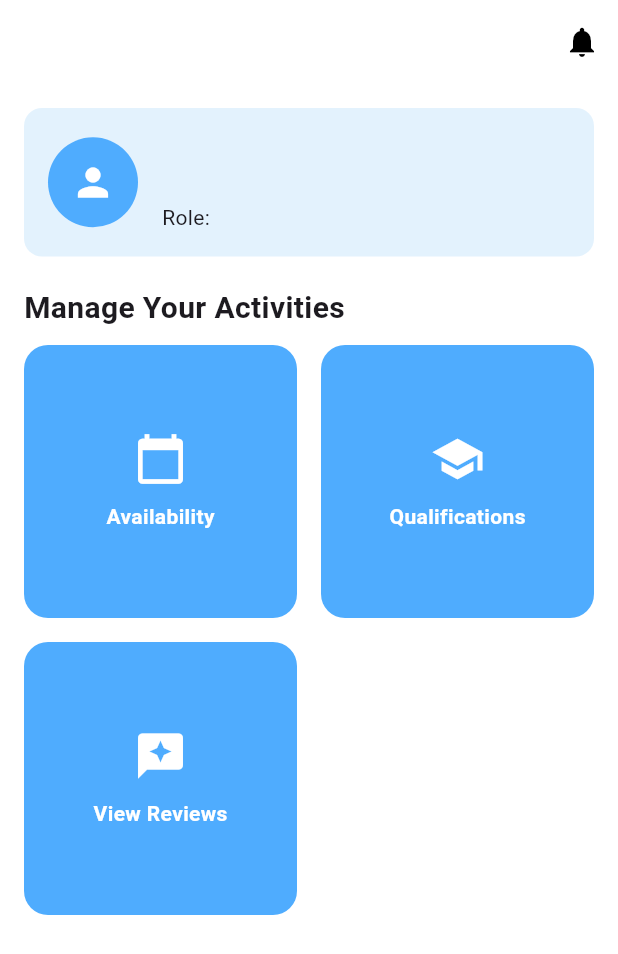
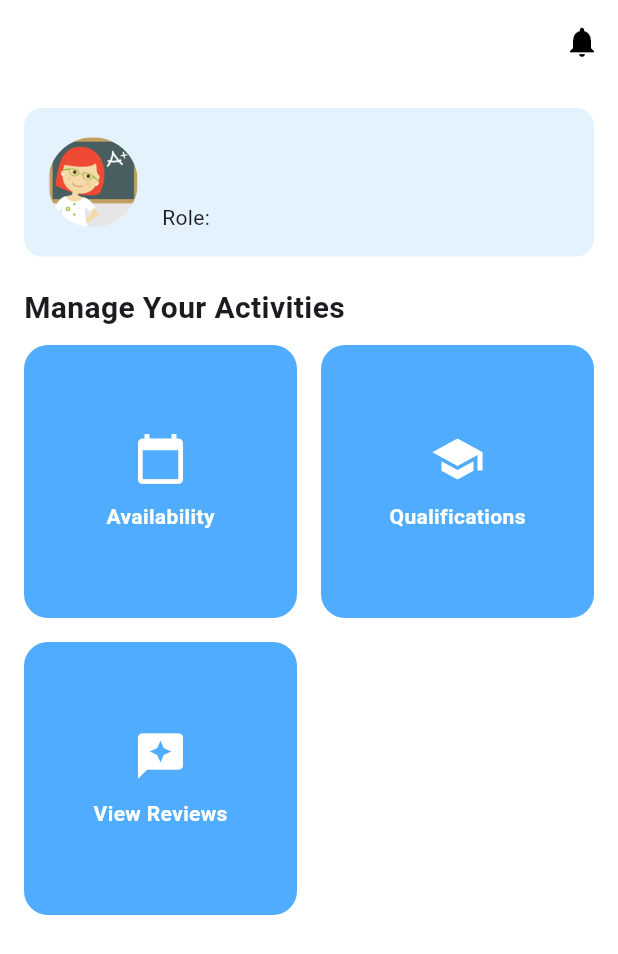
Before and after one commit to Wajeeha-Zeeshan/MAP-project-, a Flutter app: the ProfileView screen opened directly with empty values, on a phone screen of 412 x 824 dp. Shown: the top 954 px of the screen. Run offline on Flutter 3.47's test engine with Material 3 defaults, Android fonts, the phone set to English and light mode, and no system bars; our stand-ins replace cloud_firestore, firebase_core, flutter_rating_bar; accounts and stored records are empty.

Commit message:
New files

```diff
--- a/lib/view/auth/profile_view.dart
+++ b/lib/view/auth/profile_view.dart
@@ -66,7 +66,7 @@ class _ProfileViewState extends State<ProfileView> {
                           (_) => NotificationView(userId: _currentUser.uid),
                     ),
                   );
-                  _fetchUnreadNotificationCount(); // Refresh count after return
+                  _fetchUnreadNotificationCount();
                 },
               ),
               if (_unreadNotifications > 0)
@@ -257,6 +257,11 @@ class _ProfileViewState extends State<ProfileView> {
   }
 
   Widget _buildProfileSummary() {
+    String imagePath =
+        _currentUser.role == 'student'
+            ? 'lib/images/student_profile.png'
+            : 'lib/images/teacher_profile.png';
+
     return Container(
       padding: const EdgeInsets.all(16),
       decoration: BoxDecoration(
@@ -265,10 +270,10 @@ class _ProfileViewState extends State<ProfileView> {
       ),
       child: Row(
         children: [
-          const CircleAvatar(
+          CircleAvatar(
             radius: 30,
-            backgroundColor: Color(0xFF4facfe),
-            child: Icon(Icons.person, color: Colors.white, size: 30),
+            backgroundImage: AssetImage(imagePath),
+            backgroundColor: Colors.transparent,
           ),
           const SizedBox(width: 16),
           Expanded(
```
Also changed, not shown: lib/view/booking/students_booking_view.dart (+46 -2 lines).
